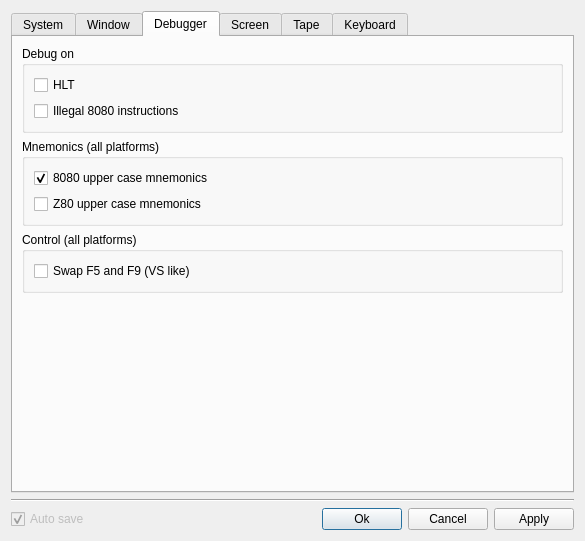
Before: the Qt Designer form src/qt/qtSettingsDialog.ui in vpyk/emu80v4, drawn with Qt 5.
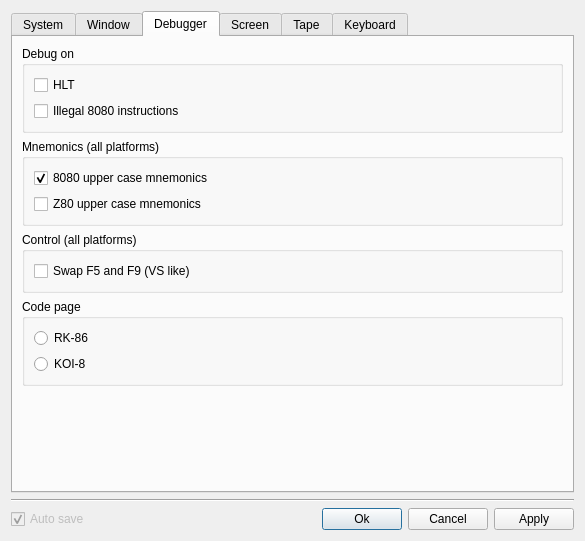
After: the same form once the commit is applied. The open tabs and pages were chosen to show the change.

Commit message: Debugger code page option for wx config

Patch:
```diff
--- a/src/qt/qtSettingsDialog.ui
+++ b/src/qt/qtSettingsDialog.ui
@@ -869,6 +869,29 @@
          </layout>
         </widget>
        </item>
+       <item>
+        <widget class="QGroupBox" name="groupBox">
+         <property name="title">
+          <string>Code page</string>
+         </property>
+         <layout class="QVBoxLayout" name="verticalLayout_18">
+          <item>
+           <widget class="QRadioButton" name="rkCodePageRadioButton">
+            <property name="text">
+             <string>RK-86</string>
+            </property>
+           </widget>
+          </item>
+          <item>
+           <widget class="QRadioButton" name="koi8CodePageRadioButton">
+            <property name="text">
+             <string>KOI-8</string>
+            </property>
+           </widget>
+          </item>
+         </layout>
+        </widget>
+       </item>
        <item>
         <spacer name="verticalSpacer_3">
          <property name="orientation">
@@ -880,7 +903,7 @@
          <property name="sizeHint" stdset="0">
           <size>
            <width>20</width>
-           <height>169</height>
+           <height>20</height>
           </size>
          </property>
         </spacer>
```
The commit also changes 26 other files.
